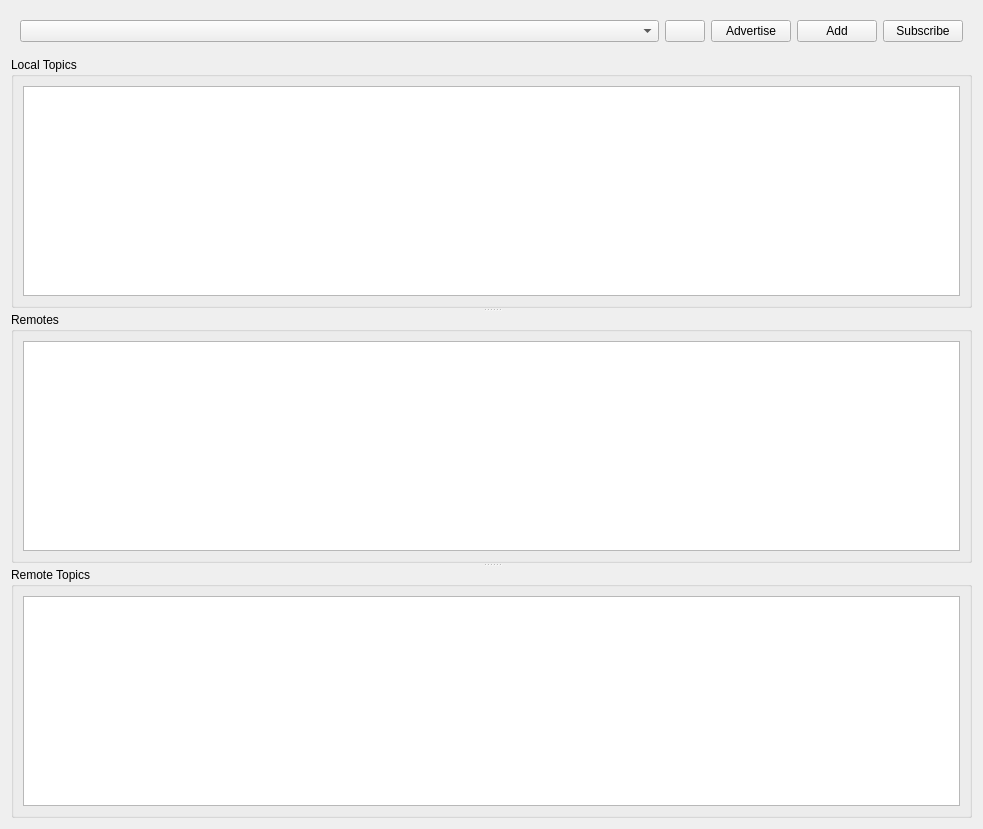
Before: the Qt Designer form src/udp_bridge_plugin.ui in CCOMJHC/rqt_udp_bridge, drawn with Qt 5.
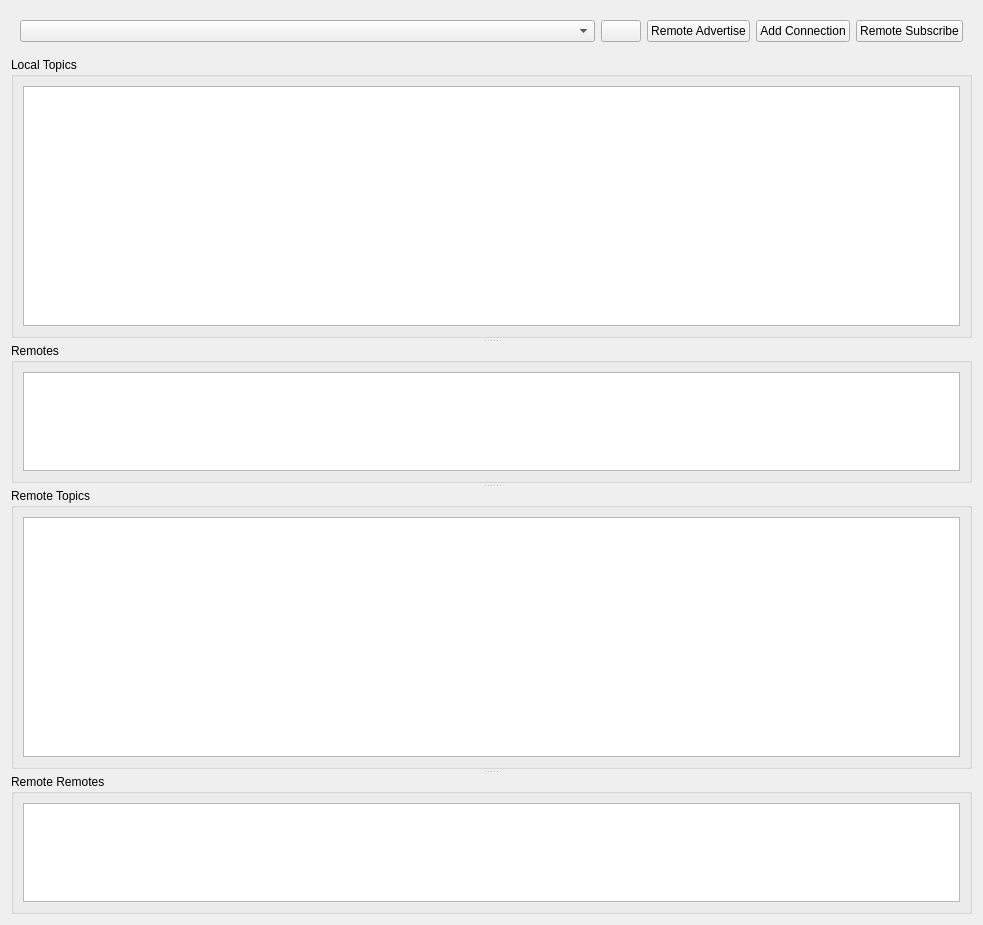
After: the same form once the commit is applied. Icons and pictures are not drawn.

Commit message: Add remote remotes view

Patch:
```diff
--- a/src/udp_bridge_plugin.ui
+++ b/src/udp_bridge_plugin.ui
@@ -7,7 +7,7 @@
     <x>0</x>
     <y>0</y>
     <width>983</width>
-    <height>829</height>
+    <height>925</height>
    </rect>
   </property>
   <property name="windowTitle">
@@ -50,21 +50,21 @@
       <item>
        <widget class="QPushButton" name="advertisePushButton">
         <property name="text">
-         <string>Advertise</string>
+         <string>Remote Advertise</string>
         </property>
        </widget>
       </item>
       <item>
        <widget class="QPushButton" name="addRemotePushButton">
         <property name="text">
-         <string>Add</string>
+         <string>Add Connection</string>
         </property>
        </widget>
       </item>
       <item>
        <widget class="QPushButton" name="subscribePushButton">
         <property name="text">
-         <string>Subscribe</string>
+         <string>Remote Subscribe</string>
         </property>
        </widget>
       </item>
@@ -76,13 +76,28 @@
      <property name="orientation">
       <enum>Qt::Vertical</enum>
      </property>
+     <property name="handleWidth">
+      <number>5</number>
+     </property>
      <widget class="QGroupBox" name="localTopicsGroupBox">
+      <property name="sizePolicy">
+       <sizepolicy hsizetype="Preferred" vsizetype="Preferred">
+        <horstretch>0</horstretch>
+        <verstretch>2</verstretch>
+       </sizepolicy>
+      </property>
       <property name="title">
        <string>Local Topics</string>
       </property>
       <layout class="QHBoxLayout" name="horizontalLayout_3">
        <item>
         <widget class="QTreeView" name="localTopicsTreeView">
+         <property name="sizePolicy">
+          <sizepolicy hsizetype="Expanding" vsizetype="Expanding">
+           <horstretch>0</horstretch>
+           <verstretch>0</verstretch>
+          </sizepolicy>
+         </property>
          <property name="selectionMode">
           <enum>QAbstractItemView::SingleSelection</enum>
          </property>
@@ -91,12 +106,24 @@
       </layout>
      </widget>
      <widget class="QGroupBox" name="remotesGroupBox">
+      <property name="sizePolicy">
+       <sizepolicy hsizetype="Preferred" vsizetype="Preferred">
+        <horstretch>0</horstretch>
+        <verstretch>1</verstretch>
+       </sizepolicy>
+      </property>
       <property name="title">
        <string>Remotes</string>
       </property>
       <layout class="QHBoxLayout" name="horizontalLayout_2">
        <item>
         <widget class="QTreeView" name="remotesTreeView">
+         <property name="sizePolicy">
+          <sizepolicy hsizetype="Expanding" vsizetype="Expanding">
+           <horstretch>0</horstretch>
+           <verstretch>0</verstretch>
+          </sizepolicy>
+         </property>
          <property name="selectionMode">
           <enum>QAbstractItemView::SingleSelection</enum>
          </property>
@@ -105,12 +132,24 @@
       </layout>
      </widget>
      <widget class="QGroupBox" name="remoteTopicsGroupBox">
+      <property name="sizePolicy">
+       <sizepolicy hsizetype="Preferred" vsizetype="Preferred">
+        <horstretch>0</horstretch>
+        <verstretch>2</verstretch>
+       </sizepolicy>
+      </property>
       <property name="title">
        <string>Remote Topics</string>
       </property>
       <layout class="QHBoxLayout" name="horizontalLayout_4">
        <item>
         <widget class="QTreeView" name="remoteTopicsTreeView">
+         <property name="sizePolicy">
+          <sizepolicy hsizetype="Expanding" vsizetype="Expanding">
+           <horstretch>0</horstretch>
+           <verstretch>0</verstretch>
+          </sizepolicy>
+         </property>
          <property name="selectionMode">
           <enum>QAbstractItemView::SingleSelection</enum>
          </property>
@@ -121,6 +160,29 @@
        </item>
       </layout>
      </widget>
+     <widget class="QGroupBox" name="remoteRemotesGroupBox">
+      <property name="sizePolicy">
+       <sizepolicy hsizetype="Preferred" vsizetype="Preferred">
+        <horstretch>0</horstretch>
+        <verstretch>1</verstretch>
+       </sizepolicy>
+      </property>
+      <property name="title">
+       <string>Remote Remotes</string>
+      </property>
+      <layout class="QHBoxLayout" name="horizontalLayout_5">
+       <item>
+        <widget class="QTreeView" name="remoteRemotesTreeView">
+         <property name="sizePolicy">
+          <sizepolicy hsizetype="Expanding" vsizetype="Expanding">
+           <horstretch>0</horstretch>
+           <verstretch>0</verstretch>
+          </sizepolicy>
+         </property>
+        </widget>
+       </item>
+      </layout>
+     </widget>
     </widget>
    </item>
   </layout>
```
The commit also changes 3 other files.
